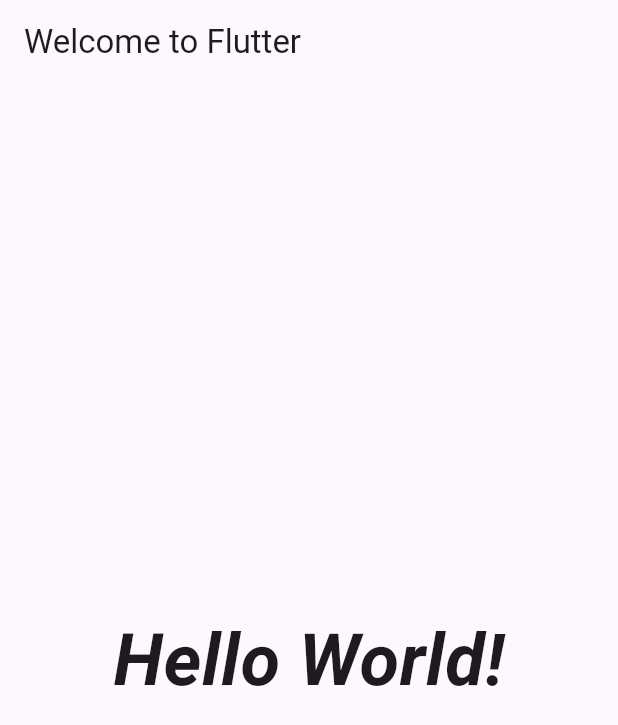
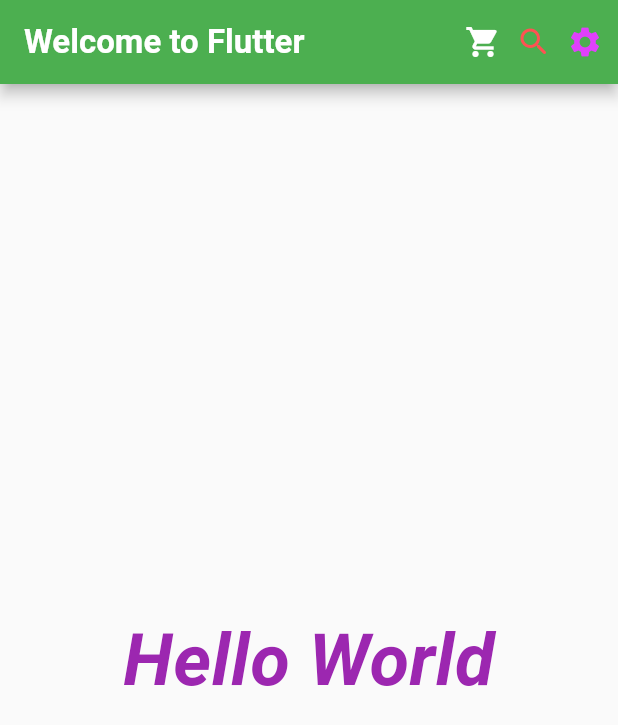
Before and after one commit to jeonsang-oh/FlutterStudy, a Flutter app: the screen it shows after launch, on a phone screen of 412 x 824 dp. Shown: the top 725 px of the screen. Run offline on Flutter 3.47's test engine with Material 3 defaults, Android fonts, the phone set to English and light mode, and no system bars; our stand-ins replace google_fonts; Roboto replaces fonts that are missing (Aladin).

```diff
--- a/lib/main.dart
+++ b/lib/main.dart
@@ -1,10 +1,12 @@
 import 'package:flutter/material.dart';
 import 'package:google_fonts/google_fonts.dart';
 
+// 화면에 보여줄 웨짓을 지정, main 함수를 시작으로 runApp() 함수를 실행해 플러터 프로젝트를 시작한다.
 void main() {
   runApp(const MyApp());
 }
 
+// 상태 변화가 없는 앱을 만든다.
 class MyApp extends StatelessWidget {
   const MyApp({super.key});
 
@@ -13,22 +15,42 @@ class MyApp extends StatelessWidget {
   Widget build(BuildContext context) {
     return MaterialApp(
       theme: ThemeData(
+        textTheme: GoogleFonts.aladinTextTheme(
+          Theme.of(context).textTheme,
+        ),
+        useMaterial3: false,
         primarySwatch: Colors.green,
       ),
       home: Scaffold(
         appBar: AppBar(
           title: Text(
             'Welcome to Flutter',
+            style: TextStyle(
+              fontSize: 22,
+              fontWeight: FontWeight.bold,
+              color: Colors.white,
+            ),
           ),
+          actions: [
+            Icon(Icons.shopping_cart), // 쇼핑카트
+            SizedBox(width: 10), // 위젯간 여백 조정
+            Icon(Icons.search_rounded, // 검색아이콘
+                color: Colors.redAccent),
+            SizedBox(width: 10),
+            Icon(Icons.settings, // 설정 아이콘
+                color: Colors.purpleAccent),
+            SizedBox(width: 10),
+          ],
         ),
         body: Center(
           child: Text(
-            'Hello World!',
-            style: GoogleFonts.aladin(
-              fontSize: 48,
-              fontWeight: FontWeight.w700,
-              fontStyle: FontStyle.italic,
-            ),
+              'Hello World',
+              style: TextStyle(
+                fontSize: 48,
+                fontWeight: FontWeight.w700,
+                fontStyle: FontStyle.italic,
+                color: Colors.purple,
+              ),
           ),
         ),
       )
```
